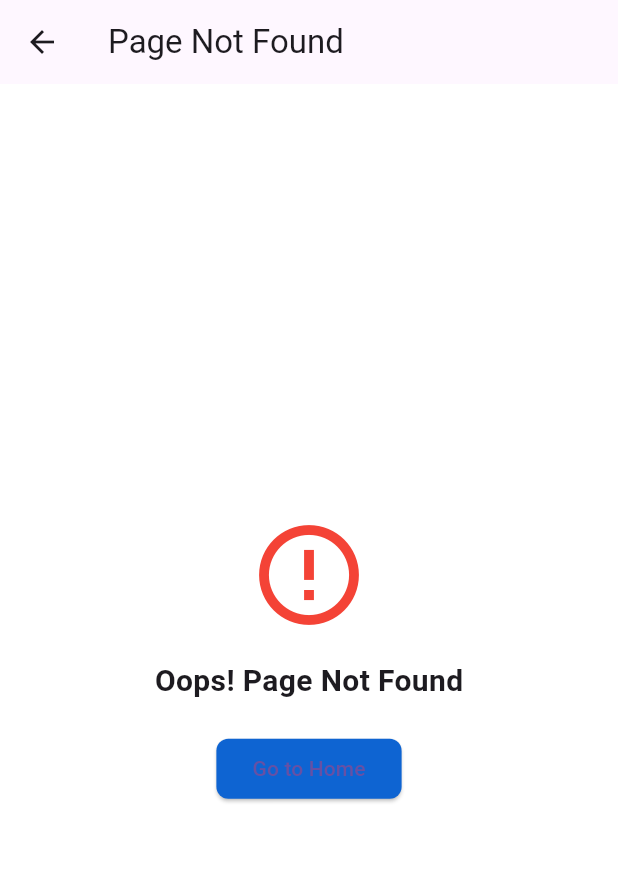
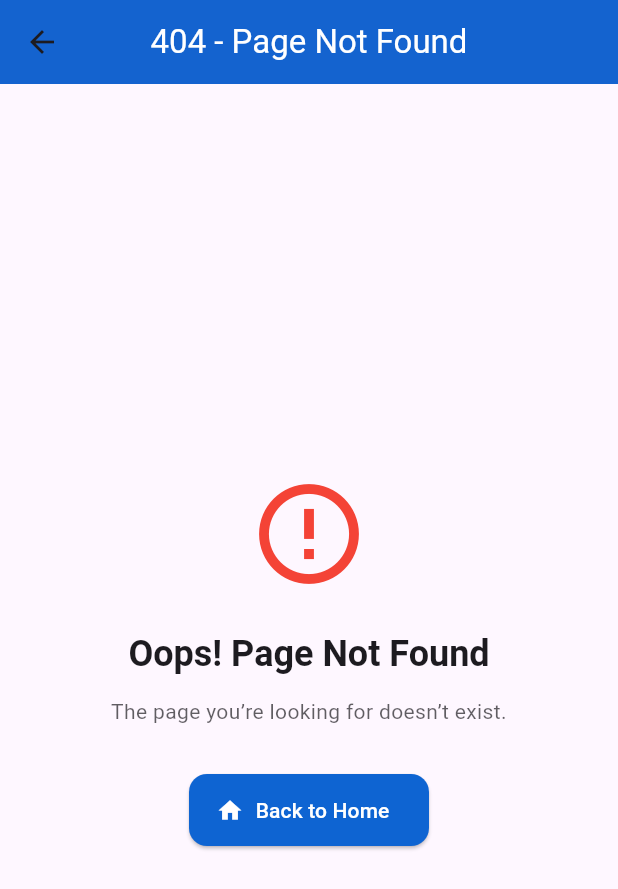
Before and after one commit to Ztrios/Learning-Management, a Flutter app: the ErrorPage screen opened directly, on a phone screen of 412 x 824 dp. Shown: the top 889 px of the screen. Run offline on Flutter 3.47's test engine with Material 3 defaults, Android fonts, the phone set to English and light mode, and no system bars; drawn by our look-alikes of toastification; our stand-ins replace awesome_notifications, dartz, dio, equatable, firebase_core, firebase_messaging and 11 more; accounts and stored records are empty.

Commit message:
:art:[Style]: Some app text styles created. issues fixed.

```diff
--- a/lib/config/routes/app_routes.dart
+++ b/lib/config/routes/app_routes.dart
@@ -1,6 +1,8 @@
 import 'package:flutter/material.dart';
 import 'package:go_router/go_router.dart';
 import 'package:learning_management/config/routes/route_error_page.dart';
+import 'package:learning_management/features/authentication/authentication_routes.dart';
+import 'package:learning_management/features/authentication/presentation/pages/sign_up_page.dart';
 
 final GlobalKey<NavigatorState> navigatorKey = GlobalKey<NavigatorState>();
 
@@ -11,7 +13,7 @@ class AppRouter {
   /// Create GoRouter instance
   static final GoRouter routes = GoRouter(
     navigatorKey: navigatorKey,
-    //initialLocation: SplashPage.path, // Default route
+    initialLocation: SignUpPage.path, // Default route
     debugLogDiagnostics: true,
     errorBuilder: (context,state)=> ErrorPage(state: state),
     redirect: (BuildContext context, GoRouterState state){
@@ -19,24 +21,8 @@ class AppRouter {
     },
     routes: [
 
-      // /// Onboarding Routes
-      // ...OnboardingRouter.routes,
-      // /// Bottom Navigation Routes
-      // ...BottomNavigationRouter.routes,
-      // /// Home Routes
-      // ...HomeRouter.routes,
-      // /// Description Routes
-      // ...DetailsRoutes.routes,
-      // /// Recipes Routes
-      // ...RecipesRouter.routes,
-      // /// Campaigns Routes
-      // ...CampaignRouter.routes,
-      // /// Order Routes
-      // ...OrderRouter.routes,
-      // /// Cart Routes
-      // ...CartRouter.routes,
-      // /// Profile Routes
-      // ...SignupAndProfileRouter.routes
+      /// Authentication Routes
+      ...AuthenticationRouter.routes,
 
     ],
   );
--- a/lib/config/routes/route_error_page.dart
+++ b/lib/config/routes/route_error_page.dart
@@ -1,5 +1,6 @@
 import 'package:flutter/material.dart';
 import 'package:go_router/go_router.dart';
+import 'package:learning_management/core/utils/styles/app_colors.dart';
 
 class ErrorPage extends StatelessWidget {
   final GoRouterState? state;
@@ -8,36 +9,77 @@ class ErrorPage extends StatelessWidget {
 
   @override
   Widget build(BuildContext context) {
+    final theme = Theme.of(context);
+    final errorMessage = state?.error?.message ?? 'The page you’re looking for doesn’t exist.';
+    final failedPath = state?.uri.toString() ?? '';
+
     return Scaffold(
-      appBar: AppBar(title: const Text("Page Not Found")),
+      backgroundColor: theme.colorScheme.surface,
+      appBar: AppBar(
+        title: const Text("404 - Page Not Found",style: TextStyle(color: Colors.white),),
+        centerTitle: true,
+        elevation: 2,
+        backgroundColor: AppColors.deepBlue,
+      ),
       body: Center(
+        child: Padding(
+          padding: const EdgeInsets.symmetric(horizontal: 24.0),
+          child: Material(
+            child: Padding(
+              padding: const EdgeInsets.all(32.0),
               child: Column(
-          mainAxisAlignment: MainAxisAlignment.center,
+                mainAxisSize: MainAxisSize.min,
                 children: [
-
-            const Icon(Icons.error_outline, size: 80, color: Colors.red),
-            const SizedBox(height: 16),
-            const Text(
-              "Oops! Page Not Found",
-              style: TextStyle(fontSize: 20, fontWeight: FontWeight.bold),
+                  // Animated error icon
+                  TweenAnimationBuilder<double>(
+                    tween: Tween(begin: 0.8, end: 1),
+                    duration: const Duration(milliseconds: 700),
+                    curve: Curves.elasticOut,
+                    builder: (context, scale, _) => Transform.scale(
+                      scale: scale,
+                      child: const Icon(Icons.error_outline, size: 80, color: Colors.red),
+                    ),
                   ),
 
-            if (state != null) ...[
+                  const SizedBox(height: 24),
+                  Text(
+                    "Oops! Page Not Found",
+                    style: theme.textTheme.headlineSmall?.copyWith(fontWeight: FontWeight.bold),
+                  ),
+                  const SizedBox(height: 12),
+
+                  Text(
+                    errorMessage,
+                    style: theme.textTheme.bodyMedium?.copyWith(color: theme.colorScheme.onSurface.withOpacity(0.7)),
+                    textAlign: TextAlign.center,
+                  ),
+
+                  if (failedPath.isNotEmpty) ...[
                     const SizedBox(height: 8),
                     Text(
-                  state?.error?.message ?? "",
-                  style: TextStyle(color: Colors.grey)
+                      'Route: $failedPath',
+                      style: theme.textTheme.bodySmall?.copyWith(color: Colors.grey),
+                      textAlign: TextAlign.center,
                     ),
                   ],
 
-            const SizedBox(height: 20),
-
-            ElevatedButton(
-              onPressed: () => Navigator.of(context).pushReplacementNamed('/'),
-              child: const Text("Go to Home"),
+                  const SizedBox(height: 32),
+                  SizedBox(
+                    width: 160,
+                    height: 48,
+                    child: ElevatedButton.icon(
+                      onPressed: () => context.go('/'),
+                      icon: const Icon(Icons.home, color: Colors.white),
+                      label: const Text("Back to Home",style: TextStyle(color: Colors.white),),
+                      style: ElevatedButton.styleFrom(
+                        shape: RoundedRectangleBorder(borderRadius: BorderRadius.circular(12)),
                       ),
-
+                    ),
+                  ),
                 ],
+              ),
+            ),
+          ),
         ),
       ),
     );
--- a/lib/core/bloc/app_bloc_providers.dart
+++ b/lib/core/bloc/app_bloc_providers.dart
@@ -6,6 +6,5 @@ class AppBlocProviders {
   /// All Bloc Providers are created here
   static List<BlocProvider> get providers => [
     //BlocProvider<InternetConnectivityCubit>(create: (context)=> InternetConnectivityCubit()..connectivityChecker()),
-    //BlocProvider<OnboardingBloc>(create: (context)=> OnboardingBloc()..add(GetOnboardData())),
   ];
 }
--- a/lib/core/utils/styles/app_colors.dart
+++ b/lib/core/utils/styles/app_colors.dart
@@ -9,6 +9,8 @@ class AppColors {
   static const Color deepOrange = Color(0xFFFF7648);
   static const Color deepPurpleAccent = Color(0xFF7364E6);
   static const Color deepGreen = Color(0xFF0D6E58);
+  static const Color grey = Color(0xFF999999);
+
 
   // UI Support Colors
   static const Color textPrimary = Color(0xFF000000);
--- a/lib/core/utils/styles/app_text_styles.dart
+++ b/lib/core/utils/styles/app_text_styles.dart
@@ -1,45 +1,106 @@
 import 'package:flutter/material.dart';
 import 'package:flutter_screenutil/flutter_screenutil.dart';
 import 'package:google_fonts/google_fonts.dart';
-import 'package:learning_management/core/utils/styles/app_colors.dart';
+import 'app_colors.dart'; // Make sure to define your AppColors here
 
 class AppTextStyles {
+
   const AppTextStyles._();
 
-  static TextStyle heading1 = GoogleFonts.poppins(
-    fontSize: 12.sp,
+  static TextStyle displayLarge = GoogleFonts.poppins(
+    fontSize: 57.sp,
     fontWeight: FontWeight.bold,
-    color: Colors.black,
+    color: AppColors.textPrimary,
   );
 
-  static TextStyle heading2 = GoogleFonts.poppins(
-    fontSize: 12.sp,
-    fontWeight: FontWeight.w600,
-    color: Colors.black87,
+  static TextStyle displayMedium = GoogleFonts.poppins(
+    fontSize: 45.sp,
+    fontWeight: FontWeight.bold,
+    color: AppColors.textPrimary,
   );
 
-  static TextStyle title = GoogleFonts.poppins(
-    fontSize: 10.sp,
-    fontWeight: FontWeight.w600,
-    color: AppColors.textSecondary,
+  static TextStyle displaySmall = GoogleFonts.poppins(
+    fontSize: 36.sp,
+    fontWeight: FontWeight.bold,
+    color: AppColors.textPrimary,
   );
 
-  static TextStyle subtitle = GoogleFonts.poppins(
-    fontSize: 8.sp,
-    fontWeight: FontWeight.w500,
-    color: AppColors.textSecondary,
+  static TextStyle headlineLarge = GoogleFonts.poppins(
+    fontSize: 32.sp,
+    fontWeight: FontWeight.w600,
+    color: AppColors.textPrimary,
   );
 
-  static TextStyle caption = GoogleFonts.poppins(
-    fontSize: 6.sp,
+  static TextStyle headlineMedium = GoogleFonts.poppins(
+    fontSize: 28.sp,
+    fontWeight: FontWeight.w600,
+    color: AppColors.textPrimary,
+  );
+
+  static TextStyle headlineSmall = GoogleFonts.poppins(
+    fontSize: 24.sp,
+    fontWeight: FontWeight.w600,
+    color: AppColors.textPrimary,
+  );
+
+  static TextStyle titleLarge = GoogleFonts.poppins(
+    fontSize: 22.sp,
+    fontWeight: FontWeight.w500,
+    color: AppColors.textPrimary,
+  );
+
+  static TextStyle titleMedium = GoogleFonts.poppins(
+    fontSize: 16.sp,
+    fontWeight: FontWeight.w500,
+    color: AppColors.textPrimary,
+  );
+
+  static TextStyle titleSmall = GoogleFonts.poppins(
+    fontSize: 14.sp,
+    fontWeight: FontWeight.w500,
+    color: AppColors.textPrimary,
+  );
+
+  static TextStyle bodyLarge = GoogleFonts.poppins(
+    fontSize: 16.sp,
+    fontWeight: FontWeight.normal,
+    color: AppColors.textPrimary,
+  );
+
+  static TextStyle bodyMedium = GoogleFonts.poppins(
+    fontSize: 14.sp,
     fontWeight: FontWeight.normal,
     color: AppColors.textGrey,
   );
 
+  static TextStyle bodySmall = GoogleFonts.poppins(
+    fontSize: 12.sp,
+    fontWeight: FontWeight.normal,
+    color: AppColors.textGrey,
+  );
 
-  static TextStyle button = GoogleFonts.poppins(
-    fontSize: 8.sp,
-    fontWeight: FontWeight.w600,
-    color: Colors.white,
+  static TextStyle labelLarge = GoogleFonts.poppins(
+    fontSize: 14.sp,
+    fontWeight: FontWeight.w500,
+    color: AppColors.textPrimary,
+  );
+
+  static TextStyle labelMedium = GoogleFonts.poppins(
+    fontSize: 12.sp,
+    fontWeight: FontWeight.w500,
+    color: AppColors.textPrimary,
+  );
+
+  static TextStyle labelSmall = GoogleFonts.poppins(
+    fontSize: 11.sp,
+    fontWeight: FontWeight.w500,
+    color: AppColors.textPrimary,
+  );
+
+  // Custom style if needed
+  static TextStyle caption = GoogleFonts.poppins(
+    fontSize: 12.sp,
+    fontWeight: FontWeight.normal,
+    color: AppColors.textGrey,
   );
 }
--- /dev/null
+++ b/lib/features/authentication/authentication_routes.dart
@@ -0,0 +1,29 @@
+import 'package:go_router/go_router.dart';
+import 'package:learning_management/config/routes/router_transition.dart';
+import 'package:learning_management/features/authentication/presentation/pages/sign_up_page.dart';
+
+class AuthenticationRouter {
+  AuthenticationRouter._();
+
+  static final List<GoRoute> routes = [
+
+    /// Sign Up Route
+    GoRoute(
+        path: SignUpPage.path,
+        name: SignUpPage.name,
+        pageBuilder: (context,state ){
+          return CustomTransitionPage<void>(
+              key: state.pageKey,
+              child: SignUpPage(),
+              transitionsBuilder: routerTransition
+          );
+        },
+        routes: [
+
+
+        ]
+    ),
+
+  ];
+
+}
--- a/lib/learning_management_app.dart
+++ b/lib/learning_management_app.dart
@@ -19,14 +19,11 @@ class LearningManagementApp extends StatelessWidget {
       designSize: const Size(375, 812),
       minTextAdapt: true,
       splitScreenMode: true,
-      child: MultiBlocProvider(
-        providers: AppBlocProviders.providers,
-        child: ToastificationWrapper(
-          child: MaterialApp.router(
-            debugShowCheckedModeBanner: false,
-            theme: AppTheme.lightTheme,
-            routerConfig: AppRouter.routes,
-          ),
+      child: ToastificationWrapper(
+        child: MaterialApp.router(
+          debugShowCheckedModeBanner: false,
+          theme: AppTheme.lightTheme,
+          routerConfig: AppRouter.routes,
         ),
       ),
     );
--- a/lib/widgets/buttons/primary_button.dart
+++ b/lib/widgets/buttons/primary_button.dart
@@ -62,7 +62,7 @@ class PrimaryButton extends StatelessWidget {
             )
         ) : Text(
           text ?? "Continue",
-          style: AppTextStyles.button.copyWith(color: textColor),
+          style: AppTextStyles.bodyMedium.copyWith(color: textColor, fontWeight: FontWeight.bold),
         ),
       ),
     );
--- a/lib/widgets/text_forms/primary_text_forms_fields.dart
+++ b/lib/widgets/text_forms/primary_text_forms_fields.dart
@@ -1,5 +1,7 @@
 import 'package:flutter/material.dart';
+import 'package:flutter_screenutil/flutter_screenutil.dart';
 import 'package:learning_management/core/utils/styles/app_colors.dart';
+import 'package:learning_management/core/utils/styles/app_text_styles.dart';
 import 'package:learning_management/core/utils/ui_helpers/alignments.dart';
 import 'package:learning_management/core/utils/ui_helpers/radius.dart';
 
@@ -30,7 +32,10 @@ class PrimaryTextFormsFields extends StatelessWidget {
           mainAxisAlignment: mainStart,
           children: [
             Text(
-              title.toUpperCase(),
+              title,
+              style: AppTextStyles.bodyMedium.copyWith(
+                color: AppColors.grey
+              ),
             ),
           ],
         ),
@@ -43,23 +48,33 @@ class PrimaryTextFormsFields extends StatelessWidget {
           maxLines: minLine,
           decoration: InputDecoration(
             hintText: hintText,
-            filled: true,
-            //fillColor: AppColors.greyBackground,
+            hintStyle: AppTextStyles.bodyMedium.copyWith(
+                color: AppColors.grey
+            ),
             border: OutlineInputBorder(
                 borderRadius: radius8,
                 borderSide: BorderSide.none
             ),
             enabledBorder: OutlineInputBorder(
                 borderRadius: radius8,
-                borderSide: BorderSide.none
+                borderSide: BorderSide(
+                  width: 1.2.w,
+                  color: AppColors.grey
+                ),
             ),
             focusedBorder: OutlineInputBorder(
-                borderRadius: radius8,
-                borderSide: BorderSide.none
+              borderRadius: radius8,
+              borderSide: BorderSide(
+                  width: 1.2.w,
+                  color: AppColors.grey
+              ),
             ),
             errorBorder:OutlineInputBorder(
-                borderRadius: radius8,
-                borderSide: BorderSide.none
+              borderRadius: radius8,
+              borderSide: BorderSide(
+                  width: 1.2.w,
+                  color: AppColors.grey
+              ),
             ),
 
           ),
```
Lines whose indentation alone changed are shown as unchanged.
